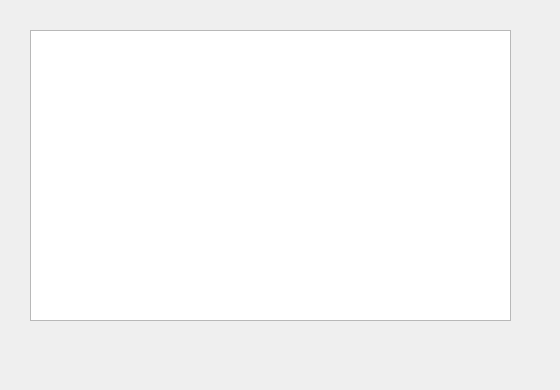
The window that example_data.ui (wiratmoko11/recommender-system) describes before a commit, drawn with Qt 5.
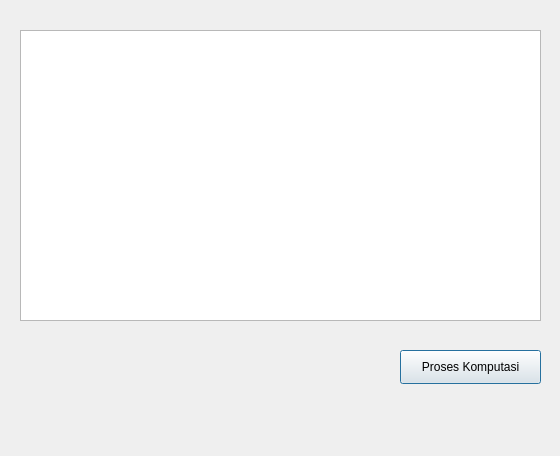
The same window after the commit.

Patch:
```diff
--- a/example_data.ui
+++ b/example_data.ui
@@ -7,7 +7,7 @@
     <x>0</x>
     <y>0</y>
     <width>560</width>
-    <height>390</height>
+    <height>456</height>
    </rect>
   </property>
   <property name="windowTitle">
@@ -16,13 +16,26 @@
   <widget class="QTableWidget" name="table_data">
    <property name="geometry">
     <rect>
-     <x>30</x>
+     <x>20</x>
      <y>30</y>
-     <width>481</width>
+     <width>521</width>
      <height>291</height>
     </rect>
    </property>
   </widget>
+  <widget class="QPushButton" name="btn_proses">
+   <property name="geometry">
+    <rect>
+     <x>400</x>
+     <y>350</y>
+     <width>141</width>
+     <height>34</height>
+    </rect>
+   </property>
+   <property name="text">
+    <string>Proses Komputasi</string>
+   </property>
+  </widget>
  </widget>
  <resources/>
  <connections/>
```
